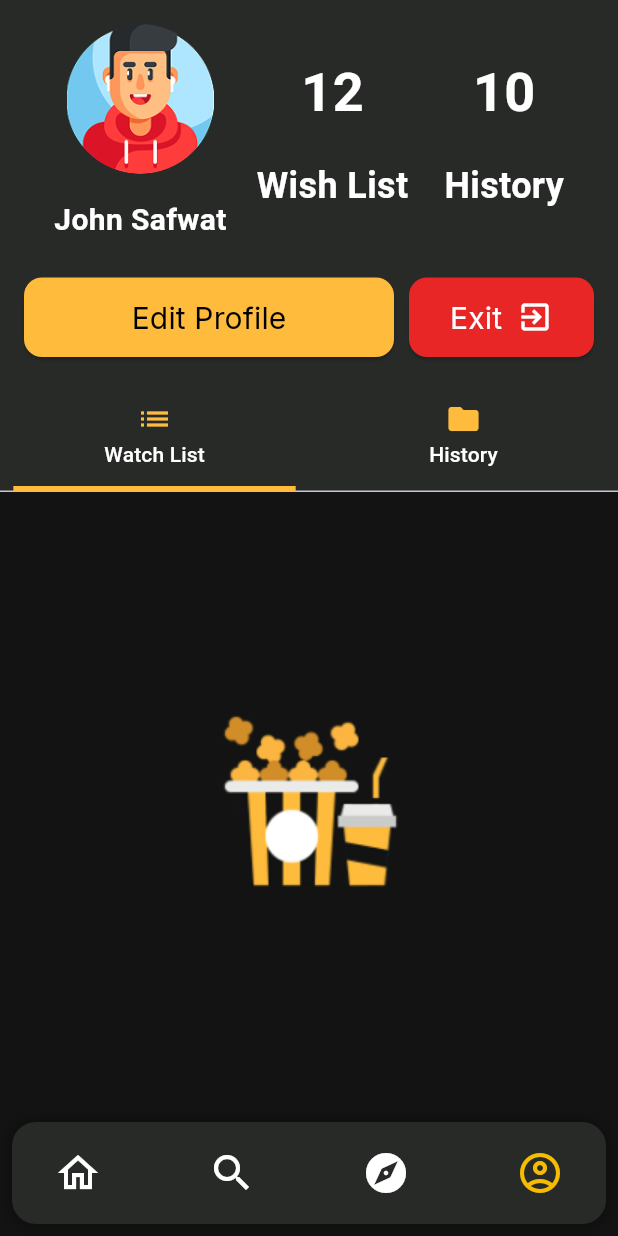
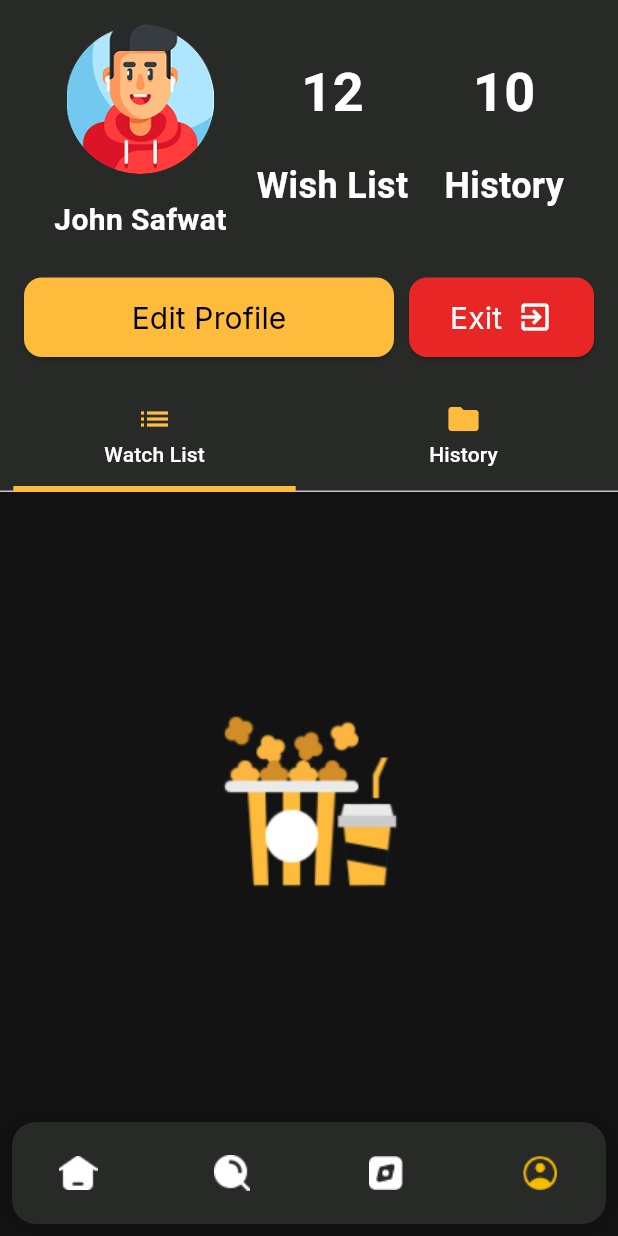
Before and after one commit to samarelsisi/movies_app, a Flutter app: the HomeScreen screen opened by its route, item 4 of the bottom bar chosen, on a phone screen of 412 x 824 dp. Run offline on Flutter 3.47's test engine with Material 3 defaults, Android fonts, the phone set to English and light mode, and no system bars; our stand-ins replace bloc, carousel_slider, equatable, flutter_bloc, google_fonts, introduction_screen and 1 more; accounts and stored records are empty; network calls fail.

Commit message:
few edit

```diff
--- a/lib/theme/app_image.dart
+++ b/lib/theme/app_image.dart
@@ -8,6 +8,10 @@ class AppImage{
   static const String logo="assets/images/logo.png";
   static const String play="assets/images/play.png";
   static const String star="assets/images/play.png";
+  static const String homeIcon="assets/images/homeIcon.png";
+  static const String exploreIcon="assets/images/exploreIcon.png";
+  static const String profileIcon="assets/images/Profiel.png";
+  static const String searchIcon="assets/images/searchIcon.png";
 
   static const String googleIcon="assets/images/google_icon.png";
   static const String egyptFlag="assets/images/egypt_flag.png";
--- a/lib/ui/home_screen.dart
+++ b/lib/ui/home_screen.dart
@@ -1,4 +1,5 @@
 import 'package:flutter/material.dart';
+import 'package:movies/theme/app_image.dart';
 import 'package:movies/ui/tabs/explore_tab/explore_tab.dart';
 import 'package:movies/ui/tabs/home_tab/home_tab.dart';
 import 'package:movies/ui/tabs/profile_tab/profile_tab.dart';
@@ -44,10 +45,10 @@ class _HomeScreenState extends State<HomeScreen> {
             child: Row(
               mainAxisAlignment: MainAxisAlignment.spaceBetween,
               children: [
-                buildNavItem(Icons.home_outlined, 0),
-                buildNavItem(Icons.search, 1),
-                buildNavItem(Icons.explore, 2),
-                buildNavItem(Icons.account_circle_outlined, 3),
+                buildNavItem(AppImage.homeIcon, 0),
+                buildNavItem(AppImage.searchIcon, 1),
+                buildNavItem(AppImage.exploreIcon, 2),
+                buildNavItem(AppImage.profileIcon, 3),
               ],
 
             ),
@@ -57,10 +58,10 @@ class _HomeScreenState extends State<HomeScreen> {
     );
   }
 
-  Widget buildNavItem(IconData icon, int index) {
+  Widget buildNavItem(String icon, int index) {
     return IconButton(
-      icon: Icon(
-        icon,
+      icon: ImageIcon(
+        AssetImage(icon),
         size: 32,
         color: currentIndex == index ? Color(0xFFF6BD00) : Colors.white,
       ),
--- a/lib/ui/tabs/search_tab/search_tab.dart
+++ b/lib/ui/tabs/search_tab/search_tab.dart
@@ -4,7 +4,6 @@ import 'package:movies/ui/movieDetails/screens/movie_details_screen.dart';
 import 'package:movies/ui/tabs/home_tab/movies_list.dart';
 import 'package:movies/ui/widgets/moive_item.dart';
 import 'package:movies/ui/widgets/placeholder_content.dart';
-
 import '../../../theme/app_colors.dart';
 import '../../apis/api_manager.dart';
 import '../../models/MoviesDataResponse.dart';
@@ -40,7 +39,6 @@ class _SearchTabState extends State<SearchTab> {
       });
     });
   }
-
   void _searchMovies(String query) {
     setState(() {
       searchQuery = query.toLowerCase();
```
Also changed, not shown: assets/images/Profiel.png (added), assets/images/exploreIcon.png (added), assets/images/homeIcon.png (added), assets/images/searchIcon.png (added).
